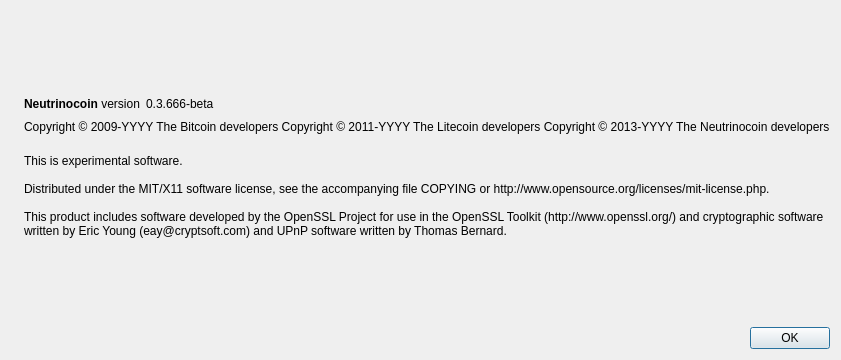
Before: the Qt Designer form src/qt/forms/aboutdialog.ui in neutrinofoundation/neutrino-digital-currency, drawn with Qt 5.
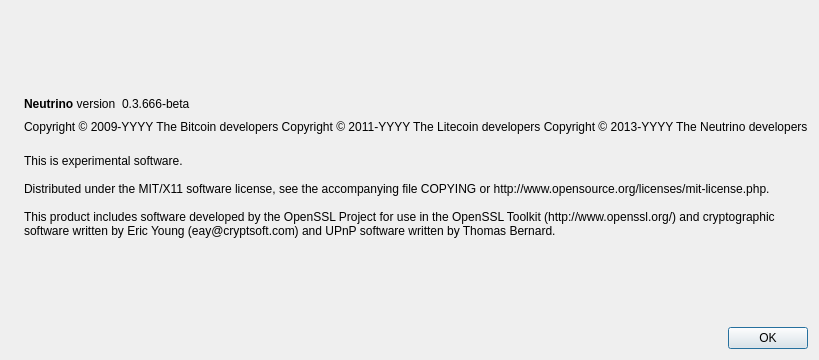
After: the same form once the commit is applied. Icons and pictures are not drawn.

Commit message: rename to neutrino

```diff
--- a/src/qt/forms/aboutdialog.ui
+++ b/src/qt/forms/aboutdialog.ui
@@ -50,7 +50,7 @@
           <cursorShape>IBeamCursor</cursorShape>
          </property>
          <property name="text">
-          <string>&lt;b&gt;Neutrinocoin&lt;/b&gt; version</string>
+          <string>&lt;b&gt;Neutrino&lt;/b&gt; version</string>
          </property>
          <property name="textInteractionFlags">
           <set>Qt::LinksAccessibleByMouse|Qt::TextSelectableByKeyboard|Qt::TextSelectableByMouse</set>
@@ -93,7 +93,7 @@
        <property name="text">
         <string notr="true">Copyright &amp;copy; 2009-YYYY The Bitcoin developers
 Copyright &amp;copy; 2011-YYYY The Litecoin developers
-Copyright &amp;copy; 2013-YYYY The Neutrinocoin developers</string>
+Copyright &amp;copy; 2013-YYYY The Neutrino developers</string>
        </property>
        <property name="textFormat">
         <enum>Qt::RichText</enum>
```
Left out of the diff: 2 changed lines with no effect on the pictures. The commit also changes 78 other files.
